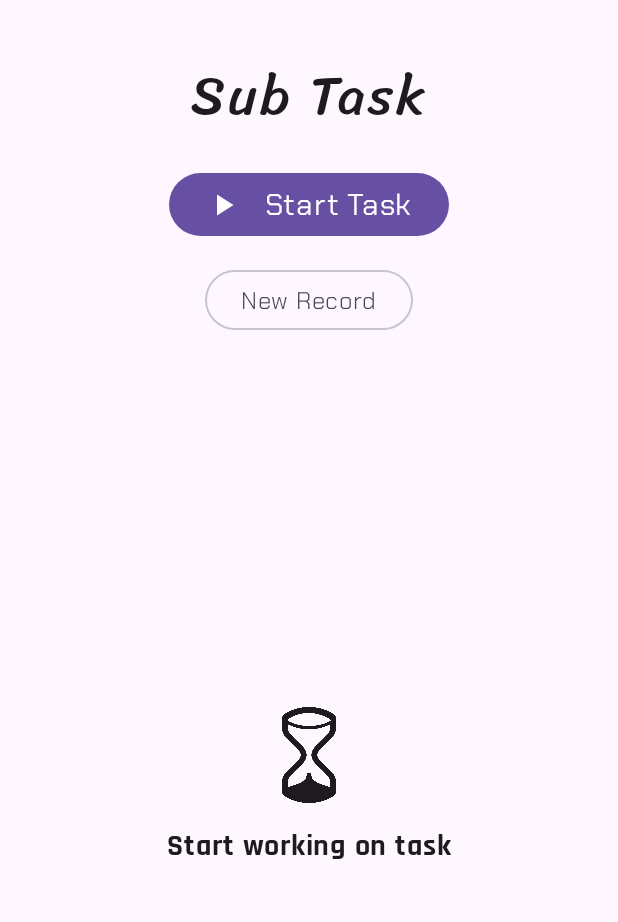
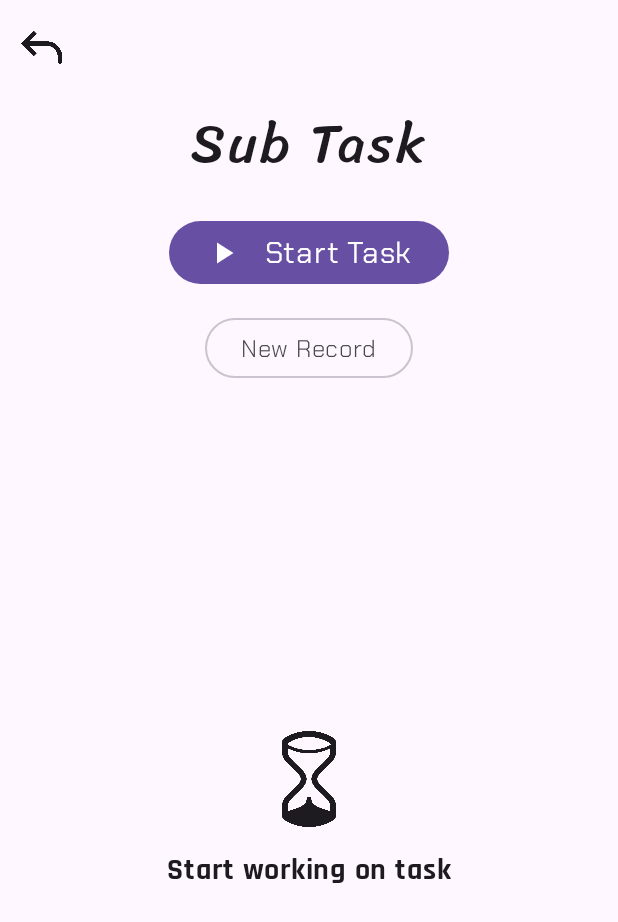
Before and after one commit to yashwanthgajji/Clockwise, an Android app built with Jetpack Compose: the subTaskDetailScreen screen opened through its navigation route, on a phone screen of 412 x 824 dp. Shown: the top 922 px of the screen. Run offline under Robolectric (Android 15) with nearby library versions, the phone set to English and light mode, and no system bars; our stand-ins replace Dagger/Hilt's generated code; Roboto replaces fonts that are not available here.

Commit message:
detail screen top bar

```diff
--- a/app/src/main/java/com/yash/apps/clockwise/presentation/alltasks/AllTaskScreen.kt
+++ b/app/src/main/java/com/yash/apps/clockwise/presentation/alltasks/AllTaskScreen.kt
@@ -55,7 +55,7 @@ fun AllTaskScreen(
         Column(
             modifier = modifier
                 .padding(innerPadding)
-                .padding(start = 16.dp, top = 32.dp, end = 16.dp)
+                .padding(start = 16.dp, end = 16.dp)
         ) {
             AnimatedVisibility(visible = isActiveSession) {
                 activeSessionComponent()
--- a/app/src/main/java/com/yash/apps/clockwise/presentation/common/CurrentTaskCard.kt
+++ b/app/src/main/java/com/yash/apps/clockwise/presentation/common/CurrentTaskCard.kt
@@ -5,7 +5,6 @@ import androidx.compose.foundation.layout.Arrangement
 import androidx.compose.foundation.layout.Box
 import androidx.compose.foundation.layout.Column
 import androidx.compose.foundation.layout.Row
-import androidx.compose.foundation.layout.Spacer
 import androidx.compose.foundation.layout.fillMaxWidth
 import androidx.compose.foundation.layout.height
 import androidx.compose.foundation.layout.padding
@@ -103,7 +102,7 @@ fun CurrentTaskCard(
                         horizontalArrangement = Arrangement.spacedBy(8.dp)
                     ) {
                         Icon(
-                            modifier = Modifier.size(36.dp),
+                            modifier = Modifier.size(24.dp),
                             painter = painterResource(id = R.drawable.stop_icon),
                             contentDescription = null
                         )
--- a/app/src/main/java/com/yash/apps/clockwise/presentation/navigator/AppNavigator.kt
+++ b/app/src/main/java/com/yash/apps/clockwise/presentation/navigator/AppNavigator.kt
@@ -170,6 +170,7 @@ fun AppNavigator(
                     navigateToSubTaskDetails(navController, task = t, subTask = s)
                 },
                 onStartClick = appNavigatorViewModel::startActiveSession,
+                onBackPress = { navController.navigateUp() },
                 isActiveSession = appNavigatorUiState.isActiveSession,
                 activeSessionComponent = currentTaskCard
             )
@@ -203,6 +204,7 @@ fun AppNavigator(
                     )
                 },
                 onStartClick = appNavigatorViewModel::startActiveSession,
+                onBackPress = { navController.navigateUp() },
                 isActiveSession = appNavigatorUiState.isActiveSession,
                 activeSessionComponent = currentTaskCard
             )
--- a/app/src/main/java/com/yash/apps/clockwise/presentation/newrecord/components/NewRecordTopAppBar.kt
+++ b/app/src/main/java/com/yash/apps/clockwise/presentation/newrecord/components/NewRecordTopAppBar.kt
@@ -23,12 +23,12 @@ import com.yash.apps.clockwise.ui.theme.ClockwiseTheme
 fun NewRecordTopAppBar(modifier: Modifier = Modifier, onBackPress: () -> Unit) {
     TopAppBar(
         modifier = modifier,
-        title = { Text(text = "New Record", style = MaterialTheme.typography.headlineMedium)},
+        title = { Text(text = "New Record", style = MaterialTheme.typography.headlineLarge)},
         colors = TopAppBarDefaults.topAppBarColors(containerColor = Color.Transparent),
         navigationIcon = {
             IconButton(onClick = onBackPress) {
                 Icon(
-                    modifier = Modifier.size(24.dp),
+                    modifier = Modifier.size(36.dp),
                     painter = painterResource(id = R.drawable.back_icon),
                     contentDescription = "Go Back"
                 )
--- a/app/src/main/java/com/yash/apps/clockwise/presentation/subtaskdetails/SubTaskDetailScreen.kt
+++ b/app/src/main/java/com/yash/apps/clockwise/presentation/subtaskdetails/SubTaskDetailScreen.kt
@@ -7,44 +7,67 @@ import androidx.compose.foundation.layout.Row
 import androidx.compose.foundation.layout.fillMaxSize
 import androidx.compose.foundation.layout.navigationBarsPadding
 import androidx.compose.foundation.layout.padding
+import androidx.compose.foundation.layout.size
 import androidx.compose.foundation.layout.statusBarsPadding
 import androidx.compose.material.icons.Icons
 import androidx.compose.material.icons.filled.PlayArrow
 import androidx.compose.material3.Button
+import androidx.compose.material3.ExperimentalMaterial3Api
 import androidx.compose.material3.Icon
+import androidx.compose.material3.IconButton
 import androidx.compose.material3.MaterialTheme
 import androidx.compose.material3.OutlinedButton
 import androidx.compose.material3.Scaffold
 import androidx.compose.material3.Surface
 import androidx.compose.material3.Text
+import androidx.compose.material3.TopAppBar
 import androidx.compose.runtime.Composable
 import androidx.compose.runtime.collectAsState
 import androidx.compose.runtime.getValue
 import androidx.compose.ui.Alignment
 import androidx.compose.ui.Modifier
+import androidx.compose.ui.res.painterResource
 import androidx.compose.ui.unit.dp
+import com.yash.apps.clockwise.R
 import com.yash.apps.clockwise.domain.model.SubTask
 import com.yash.apps.clockwise.domain.model.Task
 import com.yash.apps.clockwise.presentation.common.RecordList
 
+@OptIn(ExperimentalMaterial3Api::class)
 @Composable
 fun SubTaskDetailScreen(
     modifier: Modifier = Modifier,
     onNewRecordClick: (Task, SubTask) -> Unit,
     viewModel: SubTaskDetailViewModel,
     onStartClick: (Task, SubTask?) -> Unit,
+    onBackPress: () -> Unit,
     isActiveSession: Boolean = false,
     activeSessionComponent: @Composable () -> Unit = {}
 ) {
     val uiState by viewModel.subTaskDetailUiState.collectAsState()
     Scaffold(
-        modifier = modifier.fillMaxSize()
+        modifier = modifier.fillMaxSize(),
+        topBar = {
+            TopAppBar(
+                title = { },
+                navigationIcon = {
+                    IconButton(onClick = onBackPress) {
+                        Icon(
+                            modifier = Modifier.size(36.dp),
+                            painter = painterResource(id = R.drawable.back_icon),
+                            contentDescription = "Go Back"
+                        )
+                    }
+
+                }
+            )
+        },
     ) { innerPadding ->
         Column(
             modifier = Modifier
                 .fillMaxSize()
                 .padding(innerPadding)
-                .padding(start = 16.dp, top = 32.dp, end = 16.dp),
+                .padding(start = 16.dp, end = 16.dp),
             horizontalAlignment = Alignment.CenterHorizontally,
             verticalArrangement = Arrangement.spacedBy(16.dp)
         ) {
```
Also changed, not shown: app/src/main/java/com/yash/apps/clockwise/presentation/taskdetails/TaskDetailScreen.kt (+24 -1 lines).
